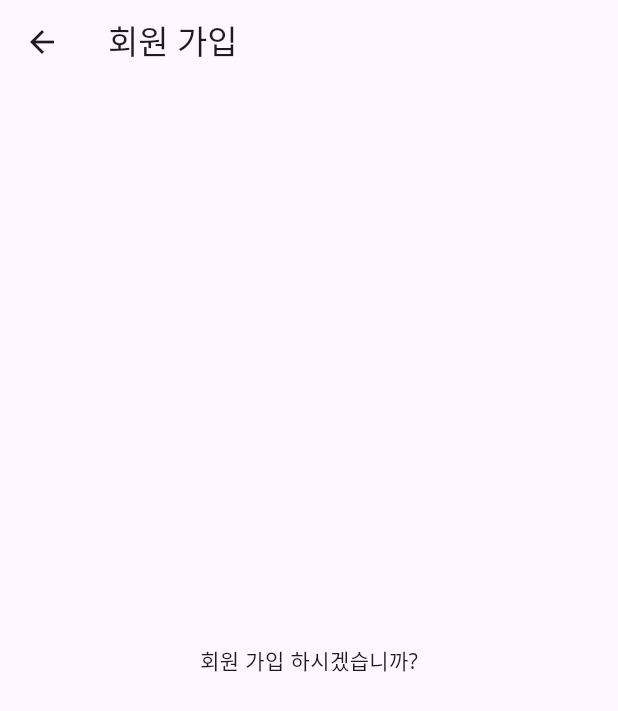
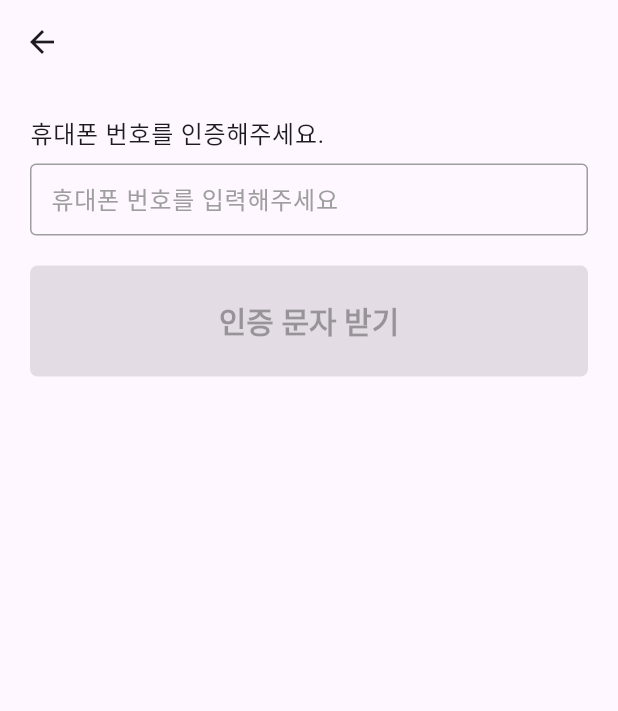
Before and after one commit to seungiloh5/tutorial_fullstack_dev, a Flutter app: the Register screen opened by its route, on a phone screen of 412 x 824 dp. Shown: the top 711 px of the screen. Run offline on Flutter 3.47's test engine with Material 3 defaults, Android fonts, the phone set to English and light mode, and no system bars; our stand-ins replace get; network calls fail; Roboto replaces fonts that are missing (Noto Sans).

Commit message:
풀스택 개발 6-2.1/2.2 회원가입 UI 구성

```diff
--- a/carrot_flutter/lib/src/controllers/auth_controller.dart
+++ b/carrot_flutter/lib/src/controllers/auth_controller.dart
@@ -1,7 +1,58 @@
 import 'package:flutter/material.dart';
 import 'package:get/get.dart';
+import '../provider/auth_provider.dart';
+import 'dart:async';
 
 class AuthController extends GetxController {
+  final authProvider = Get.put(AuthProvider());
+
+  final RxBool isButtonEnabled = false.obs;
+  final RxBool showVerifyForm = false.obs;
+  final RxString buttonText = "인증 문자 받기".obs;
+  String? phoneNumber;
+  Timer? countdownTimer;
+
+  // 휴대폰 인증 코드를 요청하는 함수
+  Future<void> requestVerificationCode(String phone) async {
+    Map body = await authProvider.requestPhoneCode(phone);
+    if (body['result'] == 'ok') {
+      phoneNumber = phone;
+      DateTime expiryTime = DateTime.parse(body['expired']);
+      _startCountdown(expiryTime);
+    }
+  }
+
+  // 사용자가 입력한 코드를 검증하는 함수
+  Future<bool> verifyPhoneNumber(String userInputCode) async {
+    Map body = await authProvider.verifyPhoneNumber(userInputCode);
+    if (body['result'] == 'ok') {
+      return true;
+    }
+    Get.snackbar('인증 번호 에러', body['message'],
+        snackPosition: SnackPosition.BOTTOM);
+    return false;
+  }
+
+  void _startCountdown(DateTime expiryTime) {
+    isButtonEnabled.value = false; // 버튼 비활성화
+    showVerifyForm.value = true; // 인증 폼 활성화
+    countdownTimer?.cancel(); // 타이머 초기화
+
+    countdownTimer = Timer.periodic(const Duration(seconds: 1), (timer) {
+      Duration timeDiff = expiryTime.difference(DateTime.now());
+      if (timeDiff.isNegative) {
+        buttonText.value = '인증 문자 다시 받기';
+        isButtonEnabled.value = true;
+        timer.cancel();
+      } else {
+        // 남은 시간을 mm:ss 포맷으로 업데이트
+        String minutes = timeDiff.inMinutes.toString().padLeft(2, '0');
+        String seconds = (timeDiff.inSeconds % 60).toString().padLeft(2, '0');
+        buttonText.value = "인증문자 다시 받기 $minutes:$seconds";
+      }
+    });
+  }
+
   void updatedButtonState(TextEditingController phoneController) {
     String rawText = phoneController.text;
     String text = rawText.replaceAll('-', '');
@@ -33,6 +84,8 @@ class AuthController extends GetxController {
               ? formattedText.length
               : cursorPosition),
     );
+
+    isButtonEnabled.value = text.length == 11;
   }
 
   String _formatPhoneNumber(String text) {
--- a/carrot_flutter/lib/src/screens/auth/login.dart
+++ b/carrot_flutter/lib/src/screens/auth/login.dart
@@ -47,7 +47,7 @@ class _LoginState extends State<Login> {
     return Scaffold(
       appBar: AppBar(title: const Text('로그인')),
       body: Padding(
-        padding: const EdgeInsets.symmetric(vertical: 20),
+        padding: const EdgeInsets.all(20),
         child: ListView(
           children: [
             LabelTextField(
--- a/carrot_flutter/lib/src/screens/auth/register.dart
+++ b/carrot_flutter/lib/src/screens/auth/register.dart
@@ -1,18 +1,101 @@
 import 'package:flutter/material.dart';
+import 'package:get/get.dart';
+import '../../controllers/auth_controller.dart';
+import '../../screens/auth/register_form.dart';
 
-class Register extends StatelessWidget {
-  const Register({super.key});
+class Register extends StatefulWidget {
+  const Register({Key? key}) : super(key: key);
+
+  @override
+  State<Register> createState() => _RegisterState();
+}
+
+class _RegisterState extends State<Register> {
+  final authController = Get.put(AuthController());
+  final TextEditingController _phoneController = TextEditingController();
+  final TextEditingController _codeController = TextEditingController();
+
+  @override
+  void initState() {
+    super.initState();
+    _phoneController.addListener(() {
+      authController.updatedButtonState(_phoneController);
+    });
+  }
+
+  @override
+  void dispose() {
+    _phoneController.removeListener(() {
+      authController.updatedButtonState(_phoneController);
+    });
+    super.dispose();
+  }
+
+  _submit() {
+    authController.requestVerificationCode(_phoneController.text);
+  }
+
+  _confirm() async {
+    bool result = await authController.verifyPhoneNumber(_codeController.text);
+    if (result) {
+      Get.to(() => const RegisterForm());
+    }
+  }
 
   @override
   Widget build(BuildContext context) {
     return Scaffold(
-      appBar: AppBar(
-        title: const Text(
-          '회원 가입',
+      appBar: AppBar(),
+      body: Padding(
+        padding: const EdgeInsets.all(20),
+        child: ListView(
+          children: [
+            Text(
+              '휴대폰 번호를 인증해주세요.',
+              style: Theme.of(context).textTheme.bodyLarge,
+            ),
+            const SizedBox(height: 8),
+            TextField(
+              controller: _phoneController,
+              keyboardType: TextInputType.phone,
+              style: const TextStyle(fontSize: 16),
+              decoration: InputDecoration(
+                hintText: '휴대폰 번호를 입력해주세요',
+              ),
+            ),
+            const SizedBox(height: 20),
+            Obx(
+              () => ElevatedButton(
+                onPressed:
+                    authController.isButtonEnabled.value ? _submit : null,
+                child: const Text('인증 문자 받기'),
+              ),
+            ),
+            Obx(
+              () => Visibility(
+                visible: authController.showVerifyForm.value,
+                child: Column(
+                  mainAxisSize: MainAxisSize.min,
+                  children: [
+                    SizedBox(height: 20),
+                    TextField(
+                      controller: _codeController,
+                      style: TextStyle(fontSize: 16),
+                      decoration: InputDecoration(
+                        hintText: '인증 번호를 입력해주세요',
+                      ),
+                    ),
+                    SizedBox(height: 20),
+                    ElevatedButton(
+                      onPressed: null,
+                      child: Text('인증 번호 확인'),
+                    ),
+                  ],
+                ),
+              ),
+            ),
+          ],
         ),
-      ),
-      body: const Center(
-        child: Text('회원 가입 하시겠습니까?'),
       ),
     );
   }
```
Also changed, not shown: carrot_flutter/lib/src/provider/auth_provider.dart (added, +13 -0 lines), carrot_flutter/lib/src/screens/auth/register_form.dart (added, +19 -0 lines).
